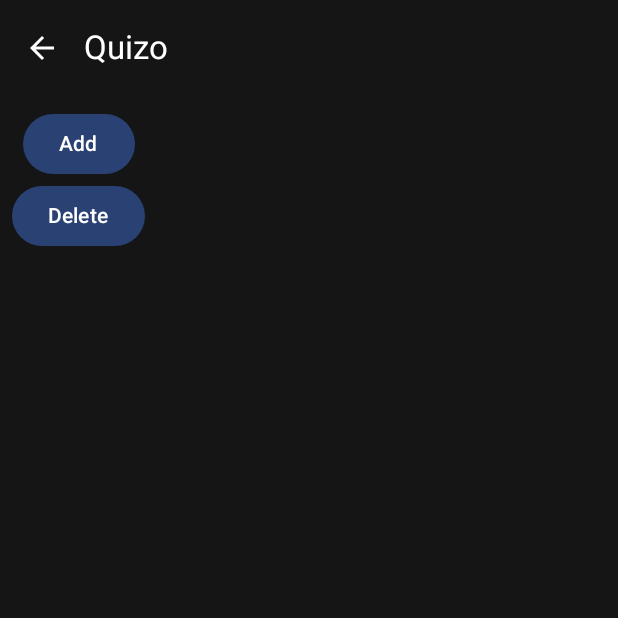
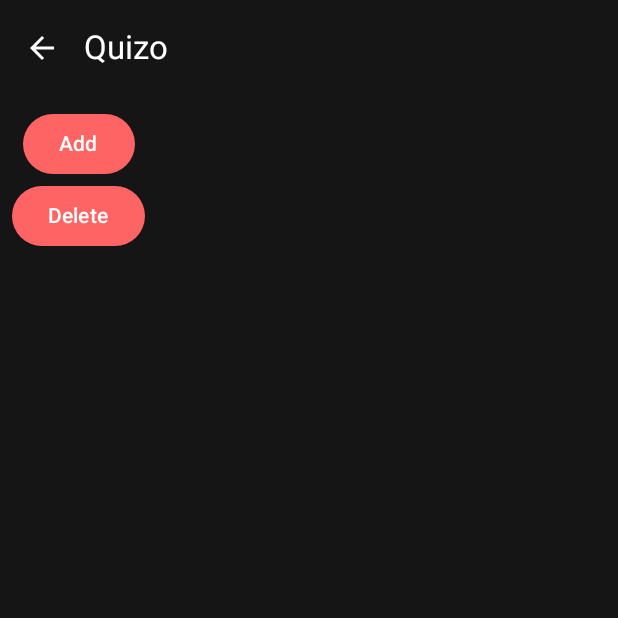
Before and after one commit to Alexandre121298/Quizo-KotlinProject, an Android app built with Jetpack Compose: the QuizoScreen screen opened through its navigation route, on a phone screen of 412 x 824 dp, the top half of it. Run offline under Robolectric (Android 15) with nearby library versions, the phone set to English and light mode, and no system bars; our stand-ins replace Room's generated code.

Commit message:
Change color Buttons

```diff
--- a/app/src/main/java/fr/upjv/quizo/ui/screen/QuizoScreen.kt
+++ b/app/src/main/java/fr/upjv/quizo/ui/screen/QuizoScreen.kt
@@ -8,6 +8,7 @@ import androidx.compose.foundation.layout.padding
 import androidx.compose.foundation.lazy.LazyColumn
 import androidx.compose.foundation.shape.CircleShape
 import androidx.compose.material3.Button
+import androidx.compose.material3.ButtonDefaults
 import androidx.compose.material3.Text
 import androidx.compose.runtime.Composable
 import androidx.compose.runtime.collectAsState
@@ -80,11 +81,13 @@ fun QuizoScreen() {
         item {
             Button(
                 content = { Text("Add") },
-                onClick = { viewModel.insertNewQuestion() }
+                onClick = { viewModel.insertNewQuestion() },
+                colors =  ButtonDefaults.buttonColors(containerColor = Palered),
             )
             Button(
                 content = { Text("Delete") },
-                onClick = { viewModel.deleteAllQuestions() }
+                onClick = { viewModel.deleteAllQuestions() },
+                colors =  ButtonDefaults.buttonColors(containerColor = Palered),
             )
         }
     }
```
Also changed, not shown: app/src/main/java/fr/upjv/quizo/ui/screen/AuthentScreen.kt (+7 -2 lines).
